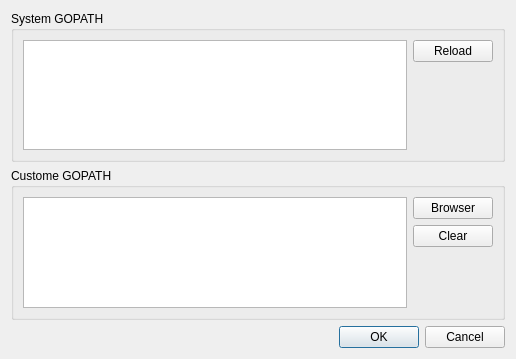
seanxyh/liteide, file liteidex/src/plugins/golangpackage/setupgopathdialog.ui: the form before one commit.
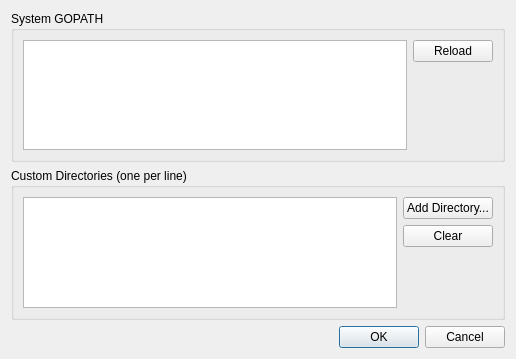
The form after the commit.

Diff of the .ui file:
```diff
--- a/liteidex/src/plugins/golangpackage/setupgopathdialog.ui
+++ b/liteidex/src/plugins/golangpackage/setupgopathdialog.ui
@@ -57,7 +57,7 @@
    <item>
     <widget class="QGroupBox" name="groupBox_2">
      <property name="title">
-      <string>Custome GOPATH</string>
+      <string>Custom Directories (one per line)</string>
      </property>
      <layout class="QHBoxLayout" name="horizontalLayout">
       <item>
@@ -68,7 +68,7 @@
         <item>
          <widget class="QPushButton" name="browserButton">
           <property name="text">
-           <string>Browser</string>
+           <string>Add Directory...</string>
           </property>
          </widget>
         </item>
```
Left out of the diff: 2 changed lines with no effect on the pictures.
